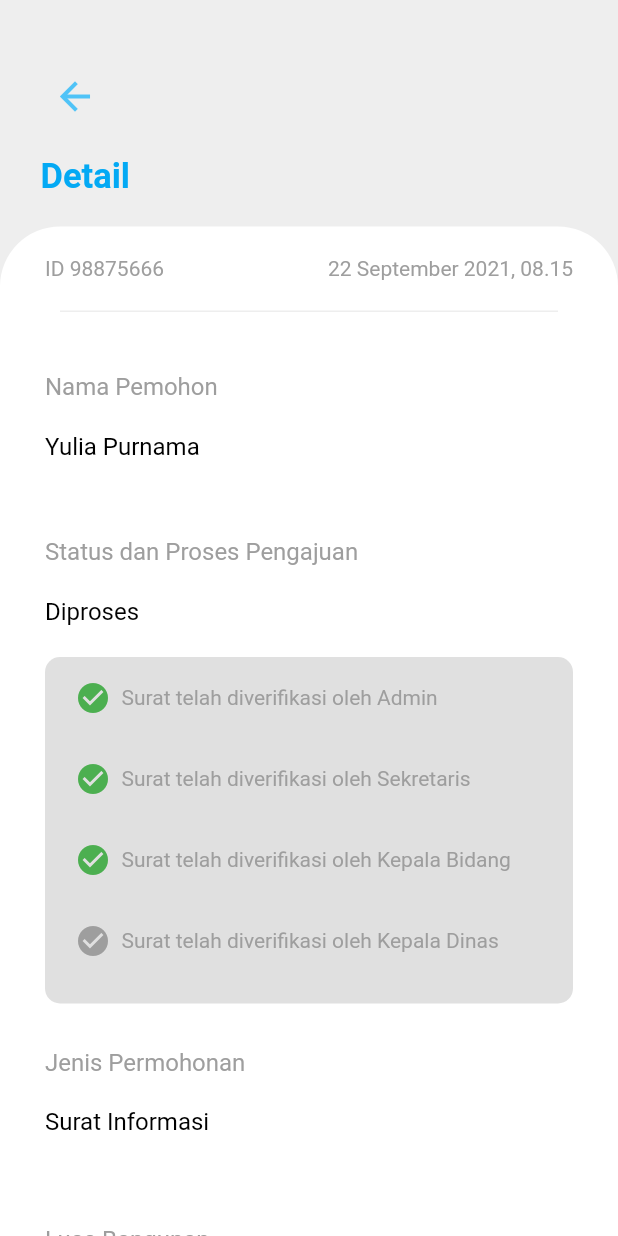
After one commit to dalobarahama/alirandras, a Flutter app: the Detail_card_statuspengajuan screen opened directly, on a phone screen of 412 x 824 dp. The commit adds this screen. Run offline on Flutter 3.47's test engine with Material 2 defaults, Android fonts, the phone set to English and light mode, and no system bars; our stand-ins replace google_fonts, persistent_bottom_nav_bar, shared_preferences; accounts and stored records are empty.

Commit message:
detail_card_statuspengajuan

```diff
--- /dev/null
+++ b/lib/screen/detail_card_statuspengajuan.dart
@@ -0,0 +1,370 @@
+import 'package:flutter/material.dart';
+import 'package:flutter_application_3/screen/home_screen.dart';
+
+class Detail_card_statuspengajuan extends StatefulWidget {
+  const Detail_card_statuspengajuan({Key? key}) : super(key: key);
+
+  @override
+  _Detail_card_statuspengajuanState createState() =>
+      _Detail_card_statuspengajuanState();
+}
+
+class _Detail_card_statuspengajuanState
+    extends State<Detail_card_statuspengajuan> {
+  @override
+  Widget build(BuildContext context) {
+    return Scaffold(
+      backgroundColor: Colors.grey[200],
+      body: SingleChildScrollView(
+        child: Column(
+          children: [
+            Padding(
+              padding: const EdgeInsets.only(top: 49, left: 35),
+              child: Row(
+                children: [
+                  Container(
+                    child: InkWell(
+                      onTap: () {
+                        Navigator.pushReplacement(context,
+                            MaterialPageRoute(builder: (context) {
+                          return Home();
+                        }));
+                      },
+                      child: Icon(
+                        Icons.arrow_back,
+                        color: Colors.lightBlue[300],
+                        size: 30,
+                      ),
+                    ),
+                  ),
+                ],
+              ),
+            ),
+            Row(
+              children: [
+                Padding(
+                  padding: const EdgeInsets.only(left: 27, top: 25),
+                  child: Container(
+                    child: Text(
+                      'Detail',
+                      style: TextStyle(
+                          fontSize: 23,
+                          color: Colors.lightBlue,
+                          fontWeight: FontWeight.w600),
+                    ),
+                  ),
+                ),
+              ],
+            ),
+            SizedBox(
+              height: 20,
+            ),
+            Container(
+              width: double.infinity,
+              decoration: BoxDecoration(
+                  color: Colors.white,
+                  borderRadius: BorderRadius.only(
+                      topLeft: Radius.circular(40),
+                      topRight: Radius.circular(40))),
+              child: Padding(
+                padding: const EdgeInsets.only(
+                  left: 30,
+                  right: 30,
+                ),
+                child: Column(
+                  children: [
+                    Padding(
+                      padding: const EdgeInsets.only(top: 20),
+                      child: Row(
+                        mainAxisAlignment: MainAxisAlignment.spaceBetween,
+                        children: [
+                          Text(
+                            'ID 98875666',
+                            style: TextStyle(color: Colors.grey),
+                          ),
+                          Text(
+                            '22 September 2021, 08.15',
+                            style: TextStyle(color: Colors.grey),
+                          ),
+                        ],
+                      ),
+                    ),
+                    SizedBox(
+                      height: 10,
+                    ),
+                    Padding(
+                      padding: const EdgeInsets.all(10.0),
+                      child: Container(
+                        height: 1,
+                        width: double.infinity,
+                        color: Colors.grey[200],
+                      ),
+                    ),
+                    SizedBox(
+                      height: 20,
+                    ),
+                    Row(
+                      children: [
+                        Text(
+                          'Nama Pemohon',
+                          style: TextStyle(color: Colors.grey, fontSize: 16),
+                        ),
+                        SizedBox(
+                          height: 40,
+                        ),
+                      ],
+                    ),
+                    Row(
+                      children: [
+                        Text(
+                          'Yulia Purnama',
+                          style: TextStyle(color: Colors.black, fontSize: 16),
+                        ),
+                        SizedBox(
+                          height: 40,
+                        ),
+                      ],
+                    ),
+                    Padding(
+                      padding: const EdgeInsets.only(top: 30),
+                      child: Row(
+                        children: [
+                          Text(
+                            'Status dan Proses Pengajuan',
+                            style: TextStyle(color: Colors.grey, fontSize: 16),
+                          ),
+                          SizedBox(
+                            height: 40,
+                          ),
+                        ],
+                      ),
+                    ),
+                    Row(
+                      children: [
+                        Text(
+                          'Diproses',
+                          style: TextStyle(color: Colors.black, fontSize: 16),
+                        ),
+                        SizedBox(
+                          height: 40,
+                        ),
+                      ],
+                    ),
+                    SizedBox(height: 10),
+                    Container(
+                      width: double.infinity,
+                      decoration: BoxDecoration(
+                          color: Colors.grey[300],
+                          borderRadius: BorderRadius.circular(10)),
+                      child: Padding(
+                        padding: const EdgeInsets.only(top: 15, left: 20),
+                        child: Column(
+                          children: [
+                            Row(
+                              children: [
+                                Icon(
+                                  Icons.check_circle,
+                                  color: Colors.green,
+                                ),
+                                SizedBox(
+                                  width: 7,
+                                ),
+                                Text(
+                                  'Surat telah diverifikasi oleh Admin',
+                                  style: TextStyle(color: Colors.grey),
+                                ),
+                              ],
+                            ),
+                            SizedBox(
+                              height: 30,
+                            ),
+                            Row(
+                              children: [
+                                Icon(
+                                  Icons.check_circle,
+                                  color: Colors.green,
+                                ),
+                                SizedBox(
+                                  width: 7,
+                                ),
+                                Text(
+                                  'Surat telah diverifikasi oleh Sekretaris',
+                                  style: TextStyle(color: Colors.grey),
+                                ),
+                              ],
+                            ),
+                            SizedBox(
+                              height: 30,
+                            ),
+                            Row(
+                              children: [
+                                Icon(
+                                  Icons.check_circle,
+                                  color: Colors.green,
+                                ),
+                                SizedBox(
+                                  width: 7,
+                                ),
+                                Text(
+                                  'Surat telah diverifikasi oleh Kepala Bidang',
+                                  style: TextStyle(color: Colors.grey),
+                                ),
+                              ],
+                            ),
+                            SizedBox(
+                              height: 30,
+                            ),
+                            Row(
+                              children: [
+                                Icon(
+                                  Icons.check_circle,
+                                  color: Colors.grey,
+                                ),
+                                SizedBox(
+                                  width: 7,
+                                ),
+                                Text(
+                                  'Surat telah diverifikasi oleh Kepala Dinas',
+                                  style: TextStyle(color: Colors.grey),
+                                ),
+                              ],
+                            ),
+                            SizedBox(
+                              height: 30,
+                            ),
+                          ],
+                        ),
+                      ),
+                    ),
+                    SizedBox(
+                      height: 30,
+                    ),
+                    Padding(
+                      padding: const EdgeInsets.only(bottom: 20),
+                      child: Row(
+                        children: [
+                          Text(
+                            'Jenis Permohonan',
+                            style: TextStyle(color: Colors.grey, fontSize: 16),
+                          ),
+                        ],
+                      ),
+                    ),
+                    Row(
+                      children: [
+                        Text(
+                          'Surat Informasi',
+                          style: TextStyle(color: Colors.black, fontSize: 16),
+                        ),
+                      ],
+                    ),
+                    Padding(
+                      padding: const EdgeInsets.only(top: 60, bottom: 20),
+                      child: Row(
+                        children: [
+                          Text(
+                            'Luas Bangunan',
+                            style: TextStyle(color: Colors.grey, fontSize: 16),
+                          ),
+                        ],
+                      ),
+                    ),
+                    Row(
+                      children: [
+                        Text(
+                          '4x2 m',
+                          style: TextStyle(color: Colors.black, fontSize: 16),
+                        ),
+                      ],
+                    ),
+                    Padding(
+                      padding: const EdgeInsets.only(top: 60, bottom: 20),
+                      child: Row(
+                        children: [
+                          Text(
+                            'Luas Lahan',
+                            style: TextStyle(color: Colors.grey, fontSize: 16),
+                          ),
+                        ],
+                      ),
+                    ),
+                    Row(
+                      children: [
+                        Text(
+                          '4x2 m',
+                          style: TextStyle(color: Colors.black, fontSize: 16),
+                        ),
+                      ],
+                    ),
+                    Padding(
+                      padding: const EdgeInsets.only(top: 60, bottom: 20),
+                      child: Row(
+                        children: [
+                          Text(
+                            'Alamat Lengkap',
+                            style: TextStyle(color: Colors.grey, fontSize: 16),
+                          ),
+                        ],
+                      ),
+                    ),
+                    Row(
+                      children: [
+                        Text(
+                          'Jalan Jalan Nomor 01',
+                          style: TextStyle(color: Colors.black, fontSize: 16),
+                        ),
+                      ],
+                    ),
+                    Padding(
+                      padding: const EdgeInsets.only(top: 60, bottom: 20),
+                      child: Row(
+                        children: [
+                          Text(
+                            'Lampiran',
+                            style: TextStyle(color: Colors.grey, fontSize: 16),
+                          ),
+                        ],
+                      ),
+                    ),
+                    Row(
+                      children: [
+                        Text(
+                          'lampiran/Gambar Bangunan.png',
+                          style: TextStyle(color: Colors.black, fontSize: 16),
+                        ),
+                      ],
+                    ),
+                    Padding(
+                      padding: const EdgeInsets.only(top: 60, bottom: 20),
+                      child: Row(
+                        children: [
+                          Text(
+                            'Lampiran',
+                            style: TextStyle(color: Colors.grey, fontSize: 16),
+                          ),
+                          SizedBox(
+                            height: 20,
+                          ),
+                        ],
+                      ),
+                    ),
+                    Container(
+                      width: double.infinity,
+                      height: 230,
+                      decoration: BoxDecoration(
+                          color: Colors.grey[200],
+                          borderRadius: BorderRadius.circular(8)),
+                    ),
+                    SizedBox(
+                      height: 30,
+                    ),
+                  ],
+                ),
+              ),
+            ),
+          ],
+        ),
+      ),
+    );
+  }
+}
--- a/lib/screen/main_menu_screen.dart
+++ b/lib/screen/main_menu_screen.dart
@@ -1,8 +1,10 @@
 import 'package:flutter_application_3/main.dart';
+import 'package:flutter_application_3/screen/detail_card_statuspengajuan.dart';
 
 import 'package:flutter_application_3/screen/home_screen.dart';
 
 import 'package:flutter/material.dart';
+import 'package:flutter_application_3/screen/profile.dart';
 import 'package:persistent_bottom_nav_bar/persistent-tab-view.dart';
 
 class MainMenuScreen extends StatefulWidget {
@@ -16,8 +18,8 @@ class _MainMenuScreenState extends State<MainMenuScreen> {
   List<Widget> _screenList() {
     return [
       Home(),
-      Home(),
-      Home(),
+      Detail_card_statuspengajuan(),
+      Profile(),
     ];
   }
 
```
